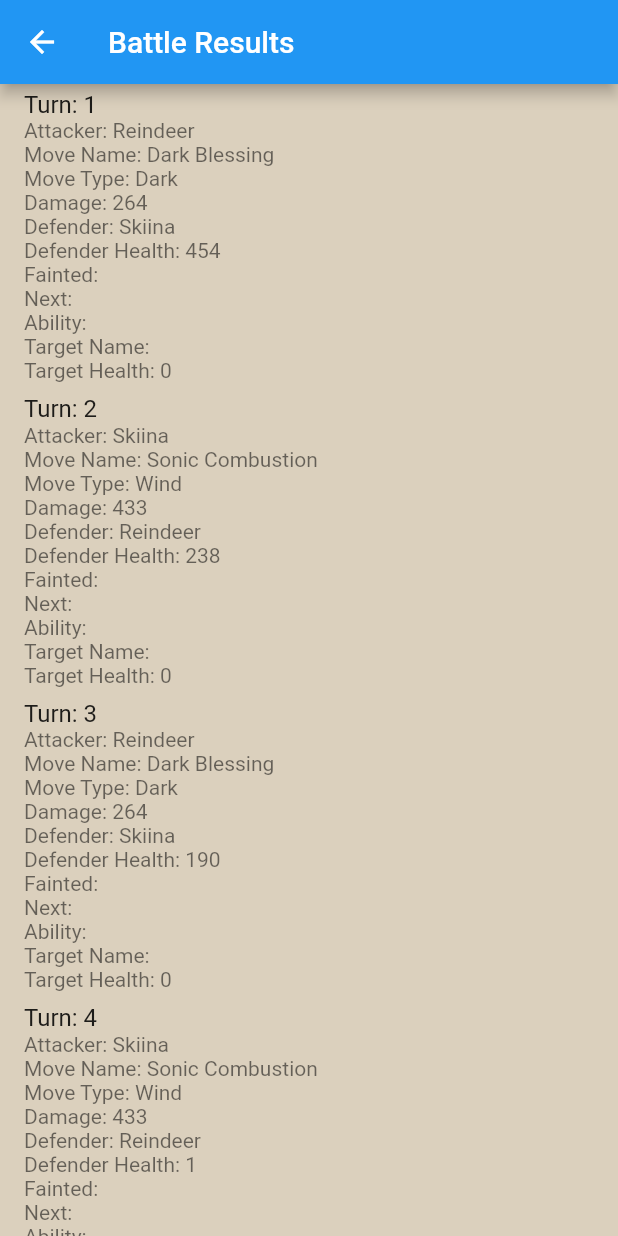
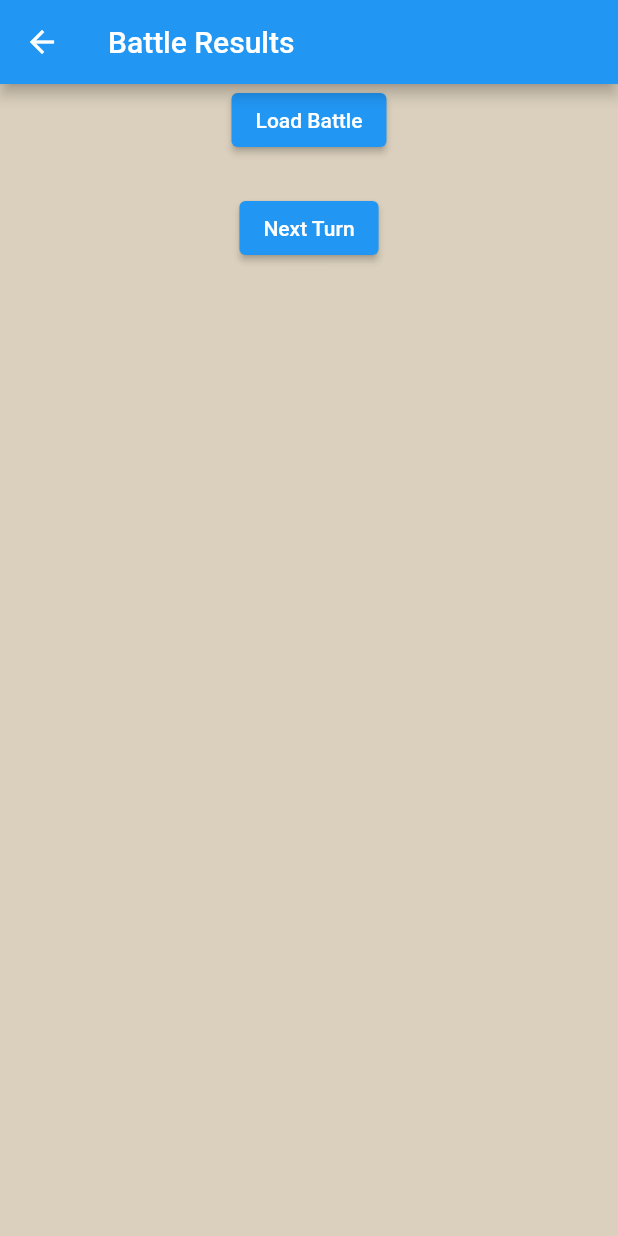
Before and after one commit to SirWiseKnight/spiritsummoner, a Flutter app: the ChatScreen screen opened by its route, on a phone screen of 412 x 824 dp. Run offline on Flutter 3.47's test engine with Material 2 defaults, Android fonts, the phone set to English and light mode, and no system bars; our stand-ins replace cloud_firestore, firebase_auth, firebase_core, font_awesome_flutter, google_fonts, google_sign_in and 2 more; accounts and stored records are empty.

Commit message:
Battle Scene Updates
Chat Screen now displays each team and then allows us to manually move to the next turn of the battle with a button. Results are shown at the bottom of the screen.

With these now incremented and the JSON being properly parsed, we can begin animating each step in FOR LOOP and show the results after the LOOP closes. Need to package the rewards into the JSON to also display with the results.

```diff
--- a/lib/pages/chat/view/chatHub.dart
+++ b/lib/pages/chat/view/chatHub.dart
@@ -1,453 +1,236 @@
 import 'package:flutter/material.dart';
 import 'dart:convert';
-
-class BattleLogEntry {
-  final int turn;
-  final String attacker;
-  final String moveName;
-  final String moveType;
-  final int damage;
-  final String defender;
-  final int defenderHealth;
-  final String fainted;
-  final String next;
-  final String ability;
-  final String targetName;
-  final int targetHealth;
-
-  BattleLogEntry({
-    required this.turn,
-    required this.attacker,
-    required this.moveName,
-    required this.moveType,
-    required this.damage,
-    required this.defender,
-    required this.defenderHealth,
-    required this.fainted,
-    required this.next,
-    required this.ability,
-    required this.targetName,
-    required this.targetHealth,
-  });
-}
+import 'package:flutter/services.dart';
 
 class ChatScreen extends StatefulWidget {
   @override
   _ChatScreenState createState() => _ChatScreenState();
 }
 
-List<Map> jsonData = [
-  {
-    "turn": 1,
-    "attacker": "Reindeer",
-    "moveName": "Dark Blessing",
-    "moveType": "Dark",
-    "damage": 264,
-    "defender": "Skiina",
-    "defenderHealth": 454
-  },
-  {
-    "turn": 1,
-    "attacker": "Reindeer",
-    "moveName": "Dark Blessing",
-    "moveType": "Dark",
-    "damage": 264,
-    "defender": "Skiina",
-    "defenderHealth": 454
-  },
-  {
-    "turn": 2,
-    "attacker": "Skiina",
-    "moveName": "Sonic Combustion",
-    "moveType": "Wind",
-    "damage": 433,
-    "defender": "Reindeer",
-    "defenderHealth": 238
-  },
-  {
-    "turn": 2,
-    "attacker": "Skiina",
-    "moveName": "Sonic Combustion",
-    "moveType": "Wind",
-    "damage": 433,
-    "defender": "Reindeer",
-    "defenderHealth": 238
-  },
-  {
-    "turn": 3,
-    "attacker": "Reindeer",
-    "moveName": "Dark Blessing",
-    "moveType": "Dark",
-    "damage": 264,
-    "defender": "Skiina",
-    "defenderHealth": 190
-  },
-  {
-    "turn": 3,
-    "attacker": "Reindeer",
-    "moveName": "Dark Blessing",
-    "moveType": "Dark",
-    "damage": 264,
-    "defender": "Skiina",
-    "defenderHealth": 190
-  },
-  {
-    "turn": 4,
-    "attacker": "Skiina",
-    "moveName": "Sonic Combustion",
-    "moveType": "Wind",
-    "damage": 433,
-    "defender": "Reindeer",
-    "defenderHealth": 1
-  },
-  {
-    "turn": 5,
-    "ability": "Endurance",
-    "targetName": "Reindeer",
-    "targetHealth": 1
-  },
-  {
-    "turn": 4,
-    "attacker": "Skiina",
-    "moveName": "Sonic Combustion",
-    "moveType": "Wind",
-    "damage": 433,
-    "defender": "Reindeer",
-    "defenderHealth": 1
-  },
-  {
-    "turn": 6,
-    "attacker": "Reindeer",
-    "moveName": "Dark Blessing",
-    "moveType": "Dark",
-    "damage": 264,
-    "defender": "Skiina",
-    "defenderHealth": 1
-  },
-  {
-    "turn": 7,
-    "ability": "Endurance",
-    "targetName": "Skiina",
-    "targetHealth": 1
-  },
-  {
-    "turn": 6,
-    "attacker": "Reindeer",
-    "moveName": "Dark Blessing",
-    "moveType": "Dark",
-    "damage": 264,
-    "defender": "Skiina",
-    "defenderHealth": 1
-  },
-  {
-    "turn": 8,
-    "attacker": "Skiina",
-    "moveName": "Sonic Combustion",
-    "moveType": "Wind",
-    "damage": 433,
-    "defender": "Reindeer",
-    "defenderHealth": -432
-  },
-  {"turn": 9, "fainted": "Reindeer", "next": "Traruza"},
-  {
-    "turn": 10,
-    "attacker": "Skiina",
-    "moveName": "Sonic Combustion",
-    "moveType": "Wind",
-    "damage": 466,
-    "defender": "Traruza",
-    "defenderHealth": 366
-  },
-  {
-    "turn": 10,
-    "attacker": "Skiina",
-    "moveName": "Sonic Combustion",
-    "moveType": "Wind",
-    "damage": 466,
-    "defender": "Traruza",
-    "defenderHealth": 366
-  },
-  {
-    "turn": 11,
-    "attacker": "Traruza",
-    "moveName": "Double Punch",
-    "moveType": "Neutral",
-    "damage": 380,
-    "defender": "Skiina",
-    "defenderHealth": -379
-  },
-  {"turn": 12, "fainted": "Skiina", "next": "Frogi"},
-  {
-    "turn": 13,
-    "attacker": "Frogi",
-    "moveName": "Waterfall",
-    "moveType": "Water",
-    "damage": 227,
-    "defender": "Traruza",
-    "defenderHealth": 139
-  },
-  {
-    "turn": 13,
-    "attacker": "Frogi",
-    "moveName": "Waterfall",
-    "moveType": "Water",
-    "damage": 227,
-    "defender": "Traruza",
-    "defenderHealth": 139
-  },
-  {
-    "turn": 14,
-    "attacker": "Traruza",
-    "moveName": "Dragon Quake",
-    "moveType": "Earth",
-    "damage": 452,
-    "defender": "Frogi",
-    "defenderHealth": 219
-  },
-  {
-    "turn": 14,
-    "attacker": "Traruza",
-    "moveName": "Dragon Quake",
-    "moveType": "Earth",
-    "damage": 452,
-    "defender": "Frogi",
-    "defenderHealth": 219
-  },
-  {
-    "turn": 15,
-    "attacker": "Frogi",
-    "moveName": "Waterfall",
-    "moveType": "Water",
-    "damage": 227,
-    "defender": "Traruza",
-    "defenderHealth": -88
-  },
-  {"turn": 16, "fainted": "Traruza", "next": "Warhulk"},
-  {
-    "turn": 17,
-    "attacker": "Frogi",
-    "moveName": "Waterfall",
-    "moveType": "Water",
-    "damage": 99,
-    "defender": "Warhulk",
-    "defenderHealth": 831
-  },
-  {"turn": 18, "ability": "Spike", "targetName": "Frogi", "targetHealth": 197},
-  {
-    "turn": 17,
-    "attacker": "Frogi",
-    "moveName": "Waterfall",
-    "moveType": "Water",
-    "damage": 99,
-    "defender": "Warhulk",
-    "defenderHealth": 831
-  },
-  {
-    "turn": 19,
-    "attacker": "Frogi",
-    "moveName": "Waterfall",
-    "moveType": "Water",
-    "damage": 99,
-    "defender": "Warhulk",
-    "defenderHealth": 731
-  },
-  {"turn": 20, "ability": "Spike", "targetName": "Frogi", "targetHealth": 178},
-  {
-    "turn": 19,
-    "attacker": "Frogi",
-    "moveName": "Waterfall",
-    "moveType": "Water",
-    "damage": 99,
-    "defender": "Warhulk",
-    "defenderHealth": 731
-  },
-  {
-    "turn": 21,
-    "attacker": "Frogi",
-    "moveName": "Waterfall",
-    "moveType": "Water",
-    "damage": 99,
-    "defender": "Warhulk",
-    "defenderHealth": 632
-  },
-  {"turn": 22, "ability": "Spike", "targetName": "Frogi", "targetHealth": 160},
-  {
-    "turn": 21,
-    "attacker": "Frogi",
-    "moveName": "Waterfall",
-    "moveType": "Water",
-    "damage": 99,
-    "defender": "Warhulk",
-    "defenderHealth": 632
-  },
-  {
-    "turn": 23,
-    "attacker": "Warhulk",
-    "moveName": "Black Hole",
-    "moveType": "Dark",
-    "damage": 423,
-    "defender": "Frogi",
-    "defenderHealth": -263
-  },
-  {"turn": 24, "fainted": "Frogi", "next": "Skiina"},
-  {
-    "turn": 25,
-    "attacker": "Skiina",
-    "moveName": "Polar Light",
-    "moveType": "Light",
-    "damage": 188,
-    "defender": "Warhulk",
-    "defenderHealth": 444
-  },
-  {"turn": 26, "ability": "Spike", "targetName": "Skiina", "targetHealth": 646},
-  {
-    "turn": 25,
-    "attacker": "Skiina",
-    "moveName": "Polar Light",
-    "moveType": "Light",
-    "damage": 188,
-    "defender": "Warhulk",
-    "defenderHealth": 444
-  },
-  {
-    "turn": 27,
-    "attacker": "Skiina",
-    "moveName": "Polar Light",
-    "moveType": "Light",
-    "damage": 188,
-    "defender": "Warhulk",
-    "defenderHealth": 256
-  },
-  {"turn": 28, "ability": "Spike", "targetName": "Skiina", "targetHealth": 582},
-  {
-    "turn": 27,
-    "attacker": "Skiina",
-    "moveName": "Polar Light",
-    "moveType": "Light",
-    "damage": 188,
-    "defender": "Warhulk",
-    "defenderHealth": 256
-  },
-  {
-    "turn": 29,
-    "attacker": "Skiina",
-    "moveName": "Polar Light",
-    "moveType": "Light",
-    "damage": 188,
-    "defender": "Warhulk",
-    "defenderHealth": 68
-  },
-  {"turn": 30, "ability": "Spike", "targetName": "Skiina", "targetHealth": 523},
-  {
-    "turn": 29,
-    "attacker": "Skiina",
-    "moveName": "Polar Light",
-    "moveType": "Light",
-    "damage": 188,
-    "defender": "Warhulk",
-    "defenderHealth": 68
-  },
-  {
-    "turn": 31,
-    "attacker": "Warhulk",
-    "moveName": "Black Hole",
-    "moveType": "Dark",
-    "damage": 641,
-    "defender": "Skiina",
-    "defenderHealth": 1
-  },
-  {
-    "turn": 32,
-    "ability": "Endurance",
-    "targetName": "Skiina",
-    "targetHealth": 1
-  },
-  {
-    "turn": 31,
-    "attacker": "Warhulk",
-    "moveName": "Black Hole",
-    "moveType": "Dark",
-    "damage": 641,
-    "defender": "Skiina",
-    "defenderHealth": 1
-  },
-  {
-    "turn": 33,
-    "attacker": "Skiina",
-    "moveName": "Polar Light",
-    "moveType": "Light",
-    "damage": 188,
-    "defender": "Warhulk",
-    "defenderHealth": -120
-  },
-  {"turn": 34, "ability": "Spike", "targetName": "Skiina", "targetHealth": -1}
-]; // Replace with your actual battle log data
+class _ChatScreenState extends State<ChatScreen> {
+  List _items = [];
+  String _results = "";
+  List _team1 = [];
+  List _team2 = [];
+  int indexer = 0;
 
-List<BattleLogEntry> _battleLog = List<BattleLogEntry>.from(
-  jsonData.map((entry) => BattleLogEntry(
-        turn: entry['turn'],
-        attacker: entry['attacker'] ?? '',
-        moveName: entry['moveName'] ?? '',
-        moveType: entry['moveType'] ?? '',
-        damage: entry['damage'] ?? 0,
-        defender: entry['defender'] ?? '',
-        defenderHealth: entry['defenderHealth'] ?? 0,
-        fainted: entry['fainted'] ?? '',
-        next: entry['next'] ?? '',
-        ability: entry['ability'] ?? '',
-        targetName: entry['targetName'] ?? '',
-        targetHealth: entry['targetHealth'] ?? 0,
-      )),
-);
+// Fetch content from the json file
+  Future<void> readJson() async {
+    final dynamic response =
+        await rootBundle.loadString('functions/battle_log.json');
+    final data = await json.decode(response);
+    setState(() {
+      _items = data["log"];
+      _results = data["winner"];
+      _team1 = data["teams"]["team1"];
+      _team2 = data["teams"]["team2"];
+    });
+  }
 
-class _ChatScreenState extends State<ChatScreen> with TickerProviderStateMixin {
   @override
   Widget build(BuildContext context) {
-    // Sort the _battleLog list based on the turn value in ascending order
-    _battleLog.sort((a, b) => a.turn.compareTo(b.turn));
-
-// Create a new list to store unique turns
-    List<int> uniqueTurns = [];
-
-    for (var logEntry in _battleLog) {
-      // Add the turn to the uniqueTurns list if it doesn't exist already
-      if (!uniqueTurns.contains(logEntry.turn)) {
-        uniqueTurns.add(logEntry.turn);
-      }
-    }
     return Scaffold(
       appBar: AppBar(
         title: Text('Battle Results'),
       ),
-      body: ListView.builder(
-        itemCount: uniqueTurns.length,
-        itemBuilder: (context, index) {
-          final turn = uniqueTurns[index];
-
-          // Get the log entry for the current turn
-          final logEntry = _battleLog.firstWhere((entry) => entry.turn == turn);
-
-          return ListTile(
-            title: Text('Turn: ${logEntry.turn}'),
-            subtitle: Container(
+      body: SafeArea(
         child: Column(
+          children: [
+            ElevatedButton(
+              child: const Text('Load Battle'),
+              onPressed: readJson,
+            ),
+            SizedBox(
+              height: 12,
+            ),
+            _items.isNotEmpty
+                ? Row(
+                    mainAxisAlignment: MainAxisAlignment.spaceEvenly,
+                    children: [
+                      Column(
                         crossAxisAlignment: CrossAxisAlignment.start,
                         children: [
-                Text('Attacker: ${logEntry.attacker}'),
-                Text('Move Name: ${logEntry.moveName}'),
-                Text('Move Type: ${logEntry.moveType}'),
-                Text('Damage: ${logEntry.damage}'),
-                Text('Defender: ${logEntry.defender}'),
-                Text('Defender Health: ${logEntry.defenderHealth}'),
-                Text('Fainted: ${logEntry.fainted}'),
-                Text('Next: ${logEntry.next}'),
-                Text('Ability: ${logEntry.ability}'),
-                Text('Target Name: ${logEntry.targetName}'),
-                Text('Target Health: ${logEntry.targetHealth}'),
+                          Container(child: Text("Team 1")),
+                          Container(
+                              child: Text("Spirit 1: ${_team1[0]["name"]}")),
+                          Column(
+                            mainAxisAlignment: MainAxisAlignment.spaceEvenly,
+                            crossAxisAlignment: CrossAxisAlignment.start,
+                            children: [
+                              Container(
+                                  child: Text(
+                                      "   Type: ${_team1[0]["coreType"]}")),
+                              SizedBox(width: 8.0),
+                              Container(
+                                  child:
+                                      Text("   Level: ${_team1[0]["level"]}")),
+                              SizedBox(width: 8.0),
+                              Container(
+                                  child:
+                                      Text("   HP: ${_team1[0]["maxHealth"]}")),
                             ],
-            )),
+                          ),
+                          Container(
+                              child: Text("Spirit 2: ${_team1[1]["name"]}")),
+                          Column(
+                            mainAxisAlignment: MainAxisAlignment.spaceEvenly,
+                            crossAxisAlignment: CrossAxisAlignment.start,
+                            children: [
+                              Container(
+                                  child: Text(
+                                      "   Type: ${_team1[1]["coreType"]}")),
+                              SizedBox(width: 8.0),
+                              Container(
+                                  child:
+                                      Text("  Level: ${_team1[1]["level"]}")),
+                              SizedBox(width: 8.0),
+                              Container(
+                                  child:
+                                      Text("  HP: ${_team1[1]["maxHealth"]}")),
+                            ],
+                          ),
+                          Container(
+                              child: Text("Spirit 3: ${_team1[2]["name"]}")),
+                          Column(
+                            mainAxisAlignment: MainAxisAlignment.spaceEvenly,
+                            crossAxisAlignment: CrossAxisAlignment.start,
+                            children: [
+                              Container(
+                                  child: Text(
+                                      "   Type: ${_team1[2]["coreType"]}")),
+                              SizedBox(width: 8.0),
+                              Container(
+                                  child:
+                                      Text("   Level: ${_team1[2]["level"]}")),
+                              SizedBox(width: 8.0),
+                              Container(
+                                  child:
+                                      Text("   HP: ${_team1[2]["maxHealth"]}")),
+                            ],
+                          ),
+                        ],
+                      ),
+                      Column(
+                        crossAxisAlignment: CrossAxisAlignment.start,
+                        children: [
+                          Container(child: Text("Team 2")),
+                          Container(
+                              child: Text("Spirit 4: ${_team2[0]["name"]}")),
+                          Column(
+                            mainAxisAlignment: MainAxisAlignment.spaceEvenly,
+                            crossAxisAlignment: CrossAxisAlignment.start,
+                            children: [
+                              Container(
+                                  child: Text(
+                                      "   Type: ${_team2[0]["coreType"]}")),
+                              SizedBox(width: 8.0),
+                              Container(
+                                  child:
+                                      Text("   Level: ${_team2[0]["level"]}")),
+                              SizedBox(width: 8.0),
+                              Container(
+                                  child:
+                                      Text("   HP: ${_team2[0]["maxHealth"]}")),
+                            ],
+                          ),
+                          Container(
+                              child: Text("Spirit 5: ${_team2[1]["name"]}")),
+                          Column(
+                            mainAxisAlignment: MainAxisAlignment.spaceEvenly,
+                            crossAxisAlignment: CrossAxisAlignment.start,
+                            children: [
+                              Container(
+                                  child: Text(
+                                      "   Type: ${_team2[1]["coreType"]}")),
+                              SizedBox(width: 8.0),
+                              Container(
+                                  child:
+                                      Text("   Level: ${_team2[1]["level"]}")),
+                              SizedBox(width: 8.0),
+                              Container(
+                                  child:
+                                      Text("   HP: ${_team2[1]["maxHealth"]}")),
+                            ],
+                          ),
+                          Container(
+                              child: Text("Spirit 6: ${_team2[2]["name"]}")),
+                          Column(
+                            mainAxisAlignment: MainAxisAlignment.spaceEvenly,
+                            crossAxisAlignment: CrossAxisAlignment.start,
+                            children: [
+                              Container(
+                                  child: Text(
+                                      "   Type: ${_team2[2]["coreType"]}")),
+                              SizedBox(width: 8.0),
+                              Container(
+                                  child:
+                                      Text("   Level: ${_team2[2]["level"]}")),
+                              SizedBox(width: 8.0),
+                              Container(
+                                  child:
+                                      Text("   HP: ${_team2[2]["maxHealth"]}")),
+                            ],
+                          ),
+                        ],
+                      ),
+                    ],
+                  )
+                : Container(),
+            SizedBox(
+              height: 12,
+            ),
+            ElevatedButton(
+              child: const Text('Next Turn'),
+              onPressed: () {
+                if (indexer < _items.length - 1) {
+                  indexer = indexer + 1;
+                  readJson();
+                } else {
+                  null;
+                }
+              },
+            ),
+            SizedBox(
+              height: 12,
+            ),
+            _items.isNotEmpty
+                ? Expanded(
+                    child: ListView.builder(
+                      itemCount: 1,
+                      itemBuilder: (context, index) {
+                        return Container(
+                          child: Column(
+                            children: [
+                              Text("Turn: ${_items[indexer]["turn"]}"),
+                              Text("Attacker: ${_items[indexer]["attacker"]}"),
+                              Text("Move Name: ${_items[indexer]["moveName"]}"),
+                              Text("Move Type: ${_items[indexer]["moveType"]}"),
+                              Text("Damage: ${_items[indexer]["damage"]}"),
+                              Text("Defender: ${_items[indexer]["defender"]}"),
+                              Text(
+                                  "Defender Health: ${_items[indexer]["defenderHealth"]}"),
+                              Text("Fainted: ${_items[indexer]["fainted"]}"),
+                              Text("Next: ${_items[indexer]["next"]}"),
+                              Text("Ability: ${_items[indexer]["ability"]}"),
+                              Text(
+                                  "Target Name: ${_items[indexer]["targetName"]}"),
+                              Text(
+                                  "Target Health: ${_items[indexer]["targetHealth"]}"),
+                            ],
+                          ),
                         );
                       },
+                    ),
+                  )
+                : Container(),
+            SizedBox(
+              height: 12,
+            ),
+            _items.isNotEmpty
+                ? Container(child: Text("Winner: ${_results}"))
+                : Container(),
+          ],
+        ),
       ),
     );
   }
--- a/pubspec.yaml
+++ b/pubspec.yaml
@@ -66,6 +66,7 @@ flutter:
     - assets/Icons/
     - assets/Platforms/
     - assets/Types/
+    - functions/battle_log.json
   #   - images/a_dot_ham.jpeg
 
   # An image asset can refer to one or more resolution-specific "variants", see
```
Also changed, not shown: 13 other files. Lines whose indentation alone changed are shown as unchanged.
